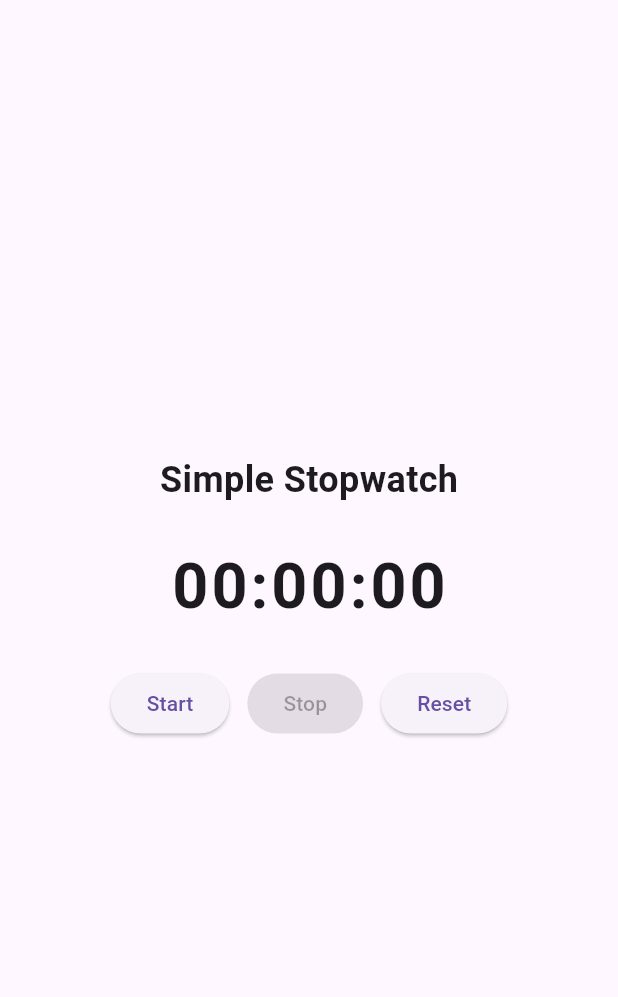
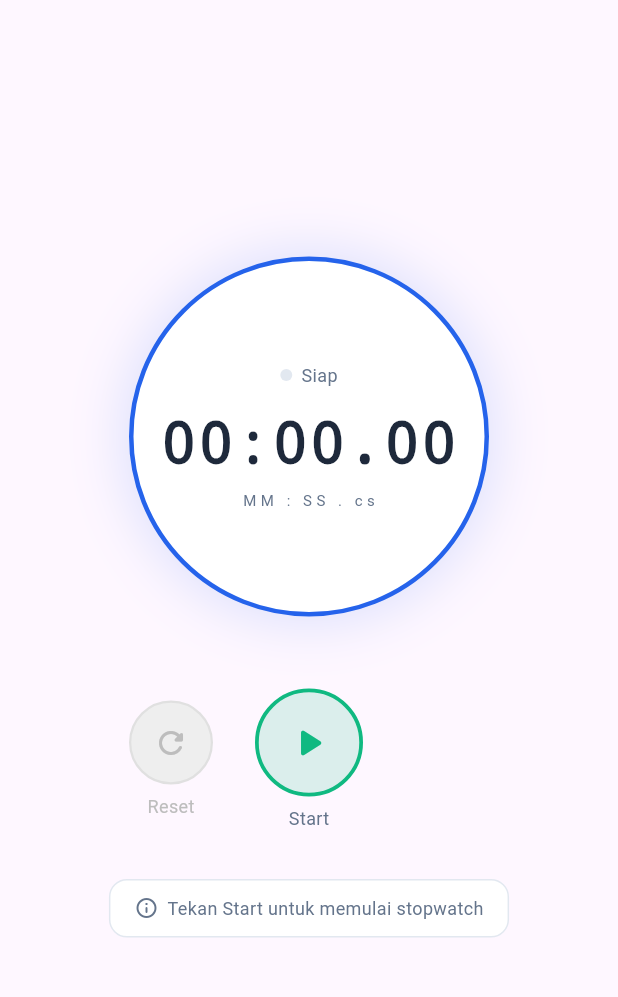
Before and after one commit to Ilhamca/teknologimobile_tugas2, a Flutter app: the StopwatchPage screen opened directly with empty values, on a phone screen of 412 x 824 dp, the part 63-1060 px from its top. Run offline on Flutter 3.47's test engine with Material 3 defaults, Android fonts, the phone set to English and light mode, and no system bars.

Commit message:
update ui stopwatch lebih bagus

```diff
--- a/lib/screen/stopwatch_page.dart
+++ b/lib/screen/stopwatch_page.dart
@@ -2,6 +2,7 @@ import 'dart:async';
 
 import 'package:flutter/material.dart';
 import 'package:teknologimobile_tugas2/widget/navigation_drawer_widget.dart';
+import 'package:teknologimobile_tugas2/theme/app_color.dart';
 
 class StopwatchPage extends StatefulWidget {
   const StopwatchPage({super.key, required this.username});
@@ -22,15 +23,10 @@ class _StopwatchPageState extends State<StopwatchPage> {
   }
 
   void _startStopwatch() {
-    if (stopwatch.isRunning) {
-      return;
-    }
-
+    if (stopwatch.isRunning) return;
     stopwatch.start();
     _timer = Timer.periodic(const Duration(milliseconds: 100), (_) {
-      if (mounted) {
-        setState(() {});
-      }
+      if (mounted) setState(() {});
     });
     setState(() {});
   }
@@ -55,15 +51,59 @@ class _StopwatchPageState extends State<StopwatchPage> {
     final elapsed = stopwatch.elapsed;
     final minutes = elapsed.inMinutes.remainder(60).toString().padLeft(2, '0');
     final seconds = elapsed.inSeconds.remainder(60).toString().padLeft(2, '0');
-    final centiseconds = (elapsed.inMilliseconds.remainder(1000) ~/ 10)
-        .toString()
-        .padLeft(2, '0');
+    final centiseconds = (elapsed.inMilliseconds.remainder(1000) ~/ 10).toString().padLeft(2, '0');
+    return '$minutes:$seconds.$centiseconds';
+  }
 
-    return '$minutes:$seconds:$centiseconds';
+  // Tombol bulat stopwatch
+  Widget _buildControlButton({
+    required IconData icon,
+    required String label,
+    required VoidCallback? onPressed,
+    required Color color,
+    bool isBig = false,
+  }) {
+    final double size = isBig ? 72.0 : 56.0;
+    return Column(
+      mainAxisSize: MainAxisSize.min,
+      children: [
+        GestureDetector(
+          onTap: onPressed,
+          child: Container(
+            width: size,
+            height: size,
+            decoration: BoxDecoration(
+              color: onPressed == null ? Colors.grey.shade200 : color.withOpacity(0.15),
+              shape: BoxShape.circle,
+              border: Border.all(
+                color: onPressed == null ? Colors.grey.shade300 : color,
+                width: isBig ? 2.5 : 1.5,
+              ),
+            ),
+            child: Icon(
+              icon,
+              color: onPressed == null ? Colors.grey.shade400 : color,
+              size: isBig ? 32 : 24,
+            ),
+          ),
+        ),
+        const SizedBox(height: 6),
+        Text(
+          label,
+          style: TextStyle(
+            fontSize: 12,
+            color: onPressed == null ? Colors.grey.shade400 : AppColors.textSecondary,
+          ),
+        ),
+      ],
+    );
   }
 
   @override
   Widget build(BuildContext context) {
+    final bool isRunning = stopwatch.isRunning;
+    final bool hasTime = stopwatch.elapsed.inMilliseconds > 0;
+
     return Scaffold(
       appBar: AppBar(title: const Text('Stopwatch')),
       drawer: NavigationDrawerWidget(
@@ -76,38 +116,118 @@ class _StopwatchPageState extends State<StopwatchPage> {
           child: Column(
             mainAxisAlignment: MainAxisAlignment.center,
             children: [
-              const Text(
-                'Simple Stopwatch',
-                style: TextStyle(fontSize: 24, fontWeight: FontWeight.bold),
-              ),
-              const SizedBox(height: 24),
-              Text(
-                _formatElapsedTime(),
-                style: const TextStyle(
-                  fontSize: 42,
-                  fontWeight: FontWeight.w600,
-                  letterSpacing: 2,
+              // Lingkaran besar timer
+              Container(
+                width: 240,
+                height: 240,
+                decoration: BoxDecoration(
+                  shape: BoxShape.circle,
+                  color: Colors.white,
+                  boxShadow: [
+                    BoxShadow(
+                      color: (isRunning ? AppColors.error : AppColors.primary).withOpacity(0.15),
+                      blurRadius: 30,
+                      spreadRadius: 5,
+                    ),
+                  ],
+                  border: Border.all(
+                    color: isRunning ? AppColors.error : AppColors.primary,
+                    width: 3,
+                  ),
+                ),
+                child: Column(
+                  mainAxisAlignment: MainAxisAlignment.center,
+                  children: [
+                    // Dot indikator berjalan
+                    Row(
+                      mainAxisAlignment: MainAxisAlignment.center,
+                      children: [
+                        Container(
+                          width: 8,
+                          height: 8,
+                          decoration: BoxDecoration(
+                            color: isRunning ? AppColors.error : (hasTime ? AppColors.warning : AppColors.border),
+                            shape: BoxShape.circle,
+                          ),
+                        ),
+                        const SizedBox(width: 6),
+                        Text(
+                          isRunning ? 'Berjalan' : (hasTime ? 'Berhenti' : 'Siap'),
+                          style: TextStyle(
+                            fontSize: 12,
+                            color: isRunning ? AppColors.error : AppColors.textSecondary,
+                          ),
+                        ),
+                      ],
+                    ),
+                    const SizedBox(height: 10),
+                    // Tampilan waktu
+                    Text(
+                      _formatElapsedTime(),
+                      style: TextStyle(
+                        fontSize: 38,
+                        fontWeight: FontWeight.bold,
+                        letterSpacing: 2,
+                        color: isRunning ? AppColors.error : AppColors.textPrimary,
+                        fontFamily: 'monospace',
+                      ),
+                    ),
+                    const SizedBox(height: 4),
+                    const Text(
+                      'MM : SS . cs',
+                      style: TextStyle(fontSize: 10, color: AppColors.textSecondary, letterSpacing: 3),
+                    ),
+                  ],
                 ),
               ),
-              const SizedBox(height: 24),
-              Wrap(
-                spacing: 12,
-                runSpacing: 12,
-                alignment: WrapAlignment.center,
+
+              const SizedBox(height: 48),
+
+              // Tombol kontrol
+              Row(
+                mainAxisAlignment: MainAxisAlignment.center,
                 children: [
-                  ElevatedButton(
-                    onPressed: stopwatch.isRunning ? null : _startStopwatch,
-                    child: const Text('Start'),
+                  _buildControlButton(
+                    icon: Icons.refresh_rounded,
+                    label: 'Reset',
+                    onPressed: hasTime ? _resetStopwatch : null,
+                    color: AppColors.textSecondary,
                   ),
-                  ElevatedButton(
-                    onPressed: stopwatch.isRunning ? _stopStopwatch : null,
-                    child: const Text('Stop'),
+                  const SizedBox(width: 28),
+                  _buildControlButton(
+                    icon: isRunning ? Icons.pause_rounded : Icons.play_arrow_rounded,
+                    label: isRunning ? 'Pause' : 'Start',
+                    onPressed: isRunning ? _stopStopwatch : _startStopwatch,
+                    color: isRunning ? AppColors.error : AppColors.success,
+                    isBig: true,
                   ),
-                  ElevatedButton(
-                    onPressed: _resetStopwatch,
-                    child: const Text('Reset'),
-                  ),
+                  const SizedBox(width: 28),
+                  // Placeholder tombol ketiga (simetri)
+                  const SizedBox(width: 56),
                 ],
+              ),
+
+              const SizedBox(height: 32),
+
+              // Info hint
+              Container(
+                padding: const EdgeInsets.symmetric(horizontal: 16, vertical: 10),
+                decoration: BoxDecoration(
+                  color: Colors.white,
+                  borderRadius: BorderRadius.circular(12),
+                  border: Border.all(color: AppColors.border),
+                ),
+                child: const Row(
+                  mainAxisSize: MainAxisSize.min,
+                  children: [
+                    Icon(Icons.info_outline_rounded, color: AppColors.textSecondary, size: 16),
+                    SizedBox(width: 6),
+                    Text(
+                      'Tekan Start untuk memulai stopwatch',
+                      style: TextStyle(color: AppColors.textSecondary, fontSize: 12),
+                    ),
+                  ],
+                ),
               ),
             ],
           ),
```
